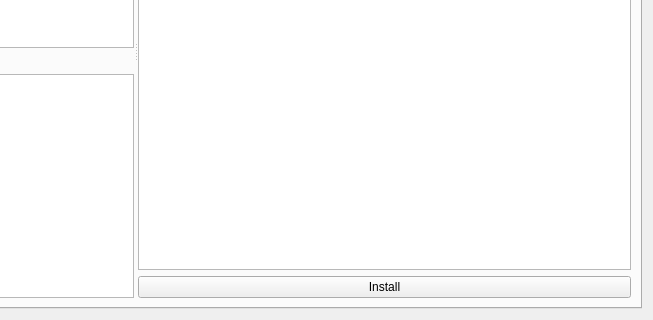
First picture: the form in pages/pagevescpackage.ui, repository vedderb/vesc_tool, before the edit; both pictures show x 382 to 1035 and y 270 to 590 of the 1035 by 590 pixel window.
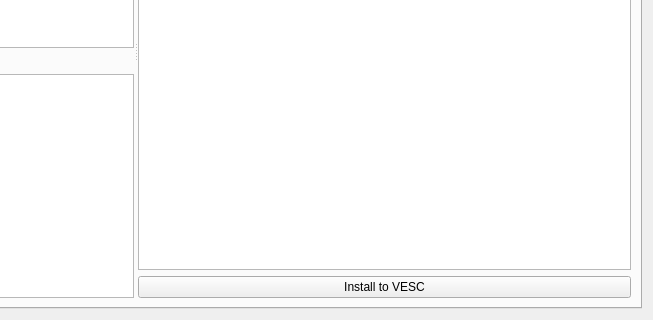
Second picture: the form after the edit. Icons and pictures are not drawn. Custom widgets are drawn as their Qt base class.

Commit message:
VESC Packages UI: Matching labels for installing a package
Installing a package from the package store or from a local file performs the same operation.
This is an attempt to make it more clear for the user.

Added tooltips too to help better explain what exactly the button does.

The edit to the form file:
```diff
--- a/pages/pagevescpackage.ui
+++ b/pages/pagevescpackage.ui
@@ -116,7 +116,10 @@
            <item>
             <widget class="QPushButton" name="installButton">
              <property name="text">
-              <string>Install</string>
+              <string>Install to VESC</string>
+             </property>
+             <property name="toolTip">
+              <string>Uninstall current package and install the selected package to the connected VESC</string>
              </property>
             </widget>
            </item>
```
Left out of the diff: 5 changed lines with no effect on the pictures.
